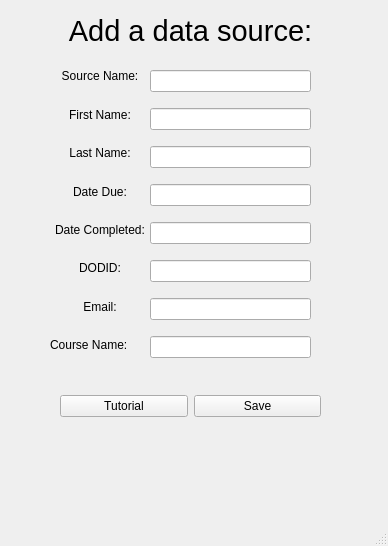
This is src/addSourceUI.ui in andrewh1011/project_elevate as Qt 5 draws it before an edit. The edited form follows.
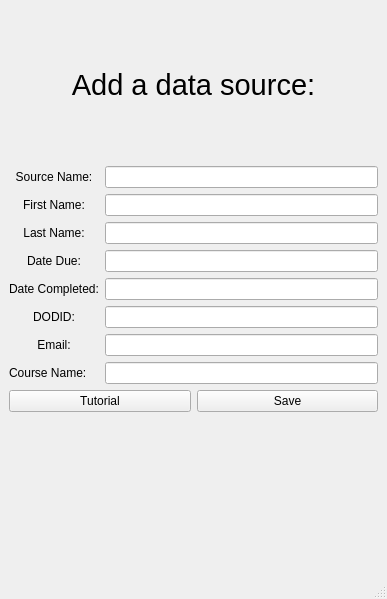
This is the edited form.

Commit message: add source window is responsive

What changed in the file:
```diff
--- a/src/addSourceUI.ui
+++ b/src/addSourceUI.ui
@@ -6,23 +6,17 @@
    <rect>
     <x>0</x>
     <y>0</y>
-    <width>388</width>
-    <height>546</height>
+    <width>387</width>
+    <height>599</height>
    </rect>
   </property>
   <property name="windowTitle">
    <string>Add Source</string>
   </property>
   <widget class="QWidget" name="centralwidget">
+   <layout class="QGridLayout" name="gridLayout">
+    <item row="0" column="0" colspan="2">
    <widget class="QLabel" name="label_5">
-    <property name="geometry">
-     <rect>
-      <x>30</x>
-      <y>10</y>
-      <width>321</width>
-      <height>41</height>
-     </rect>
-    </property>
     <property name="font">
      <font>
       <family>Arial</family>
@@ -36,51 +30,8 @@
      <set>Qt::AlignCenter</set>
     </property>
    </widget>
-   <widget class="QWidget" name="layoutWidget">
-    <property name="geometry">
-     <rect>
-      <x>60</x>
-      <y>390</y>
-      <width>261</width>
-      <height>32</height>
-     </rect>
-    </property>
-    <layout class="QHBoxLayout" name="horizontalLayout_3">
-     <item>
-      <widget class="QPushButton" name="tutorialBtn">
-       <property name="font">
-        <font>
-         <family>Arial</family>
-        </font>
-       </property>
-       <property name="text">
-        <string>Tutorial</string>
-       </property>
-      </widget>
-     </item>
-     <item>
-      <widget class="QPushButton" name="saveSourceBtn">
-       <property name="font">
-        <font>
-         <family>Arial</family>
-        </font>
-       </property>
-       <property name="text">
-        <string>Save</string>
-       </property>
-      </widget>
-     </item>
-    </layout>
-   </widget>
-   <widget class="QWidget" name="layoutWidget_4">
-    <property name="geometry">
-     <rect>
-      <x>50</x>
-      <y>60</y>
-      <width>100</width>
-      <height>301</height>
-     </rect>
-    </property>
+    </item>
+    <item row="1" column="0">
     <layout class="QVBoxLayout" name="verticalLayout">
      <item>
       <widget class="QLabel" name="label_2">
@@ -200,16 +151,8 @@
       </widget>
      </item>
     </layout>
-   </widget>
-   <widget class="QWidget" name="layoutWidget_5">
-    <property name="geometry">
-     <rect>
-      <x>150</x>
-      <y>60</y>
-      <width>161</width>
-      <height>311</height>
-     </rect>
-    </property>
+    </item>
+    <item row="1" column="1">
     <layout class="QVBoxLayout" name="verticalLayout_2">
      <item>
       <widget class="QLineEdit" name="sourceName">
@@ -268,16 +211,37 @@
       </widget>
      </item>
     </layout>
-   </widget>
+    </item>
+    <item row="2" column="0" colspan="2">
+     <layout class="QHBoxLayout" name="horizontalLayout_3">
+      <item>
+       <widget class="QPushButton" name="tutorialBtn">
+        <property name="font">
+         <font>
+          <family>Arial</family>
+         </font>
+        </property>
+        <property name="text">
+         <string>Tutorial</string>
+        </property>
+       </widget>
+      </item>
+      <item>
+       <widget class="QPushButton" name="saveSourceBtn">
+        <property name="font">
+         <font>
+          <family>Arial</family>
+         </font>
+        </property>
+        <property name="text">
+         <string>Save</string>
+        </property>
+       </widget>
+      </item>
+     </layout>
+    </item>
+    <item row="3" column="0" colspan="2">
    <widget class="QLabel" name="actionLabel">
-    <property name="geometry">
-     <rect>
-      <x>-30</x>
-      <y>440</y>
-      <width>431</width>
-      <height>41</height>
-     </rect>
-    </property>
     <property name="text">
      <string/>
     </property>
@@ -285,6 +249,8 @@
      <set>Qt::AlignCenter</set>
     </property>
    </widget>
+    </item>
+   </layout>
   </widget>
   <widget class="QMenuBar" name="menubar">
    <property name="geometry">
```
Left out of the diff: 2 changed lines with no effect on the pictures. Lines whose indentation alone changed are shown as unchanged. The commit also changes 5 other files.
